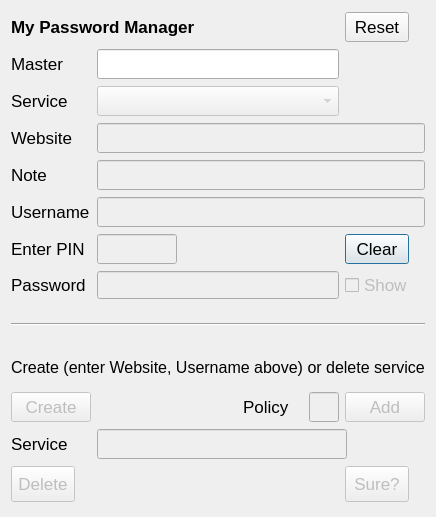
Old version of the form src/qt/passman.ui in the repository mcarrickscott/pppm.
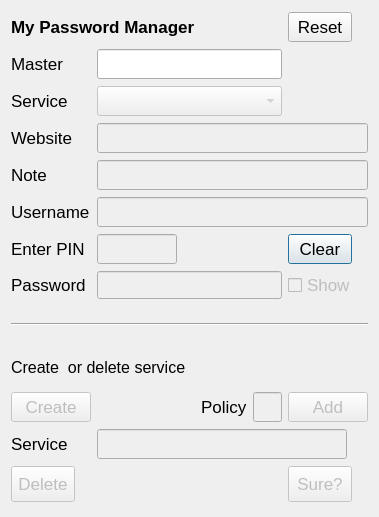
New version of the form.

Diff of the .ui file:
```diff
--- a/src/qt/passman.ui
+++ b/src/qt/passman.ui
@@ -533,7 +533,7 @@
      </property>
     </widget>
    </item>
-   <item row="9" column="0" colspan="5">
+   <item row="9" column="0" colspan="4">
     <widget class="QLabel" name="label_4">
      <property name="maximumSize">
       <size>
@@ -547,7 +547,7 @@
       </font>
      </property>
      <property name="text">
-      <string>Create (enter Website, Username above) or delete service</string>
+      <string>Create  or delete service </string>
      </property>
     </widget>
    </item>
```
Left out of the diff: 9 changed lines with no effect on the pictures.
